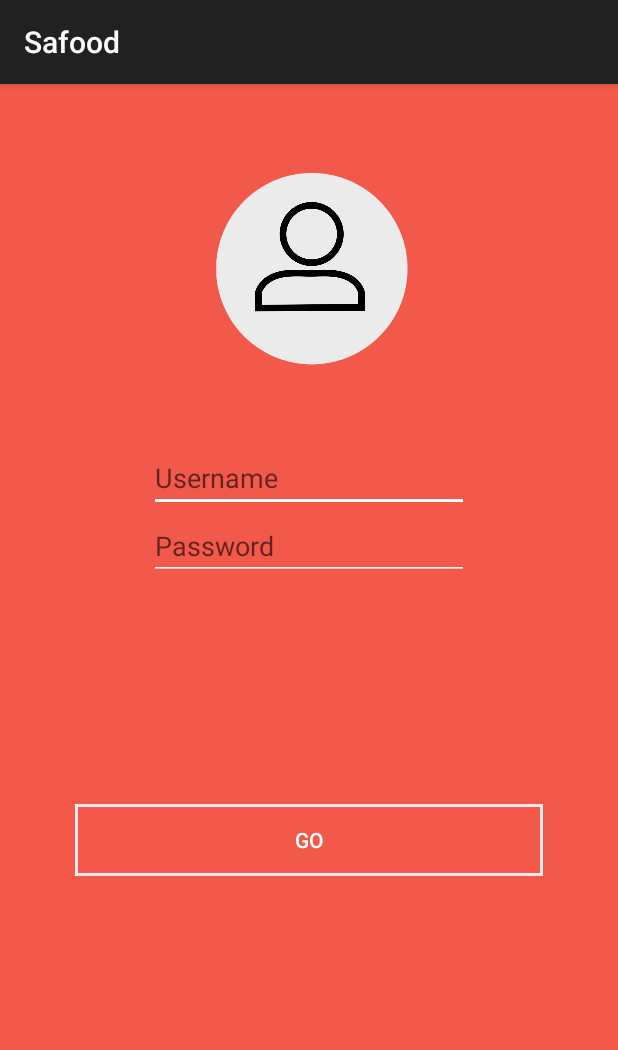
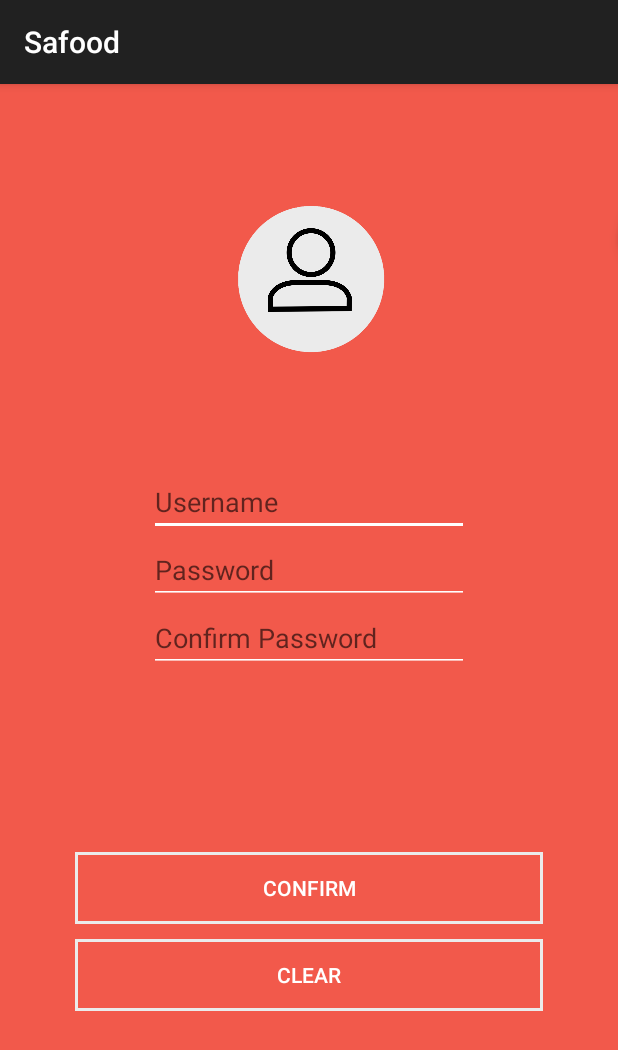
Before and after one commit to zzpudding/Safood, an Android app: the SignUpActivity screen opened directly, with no data from a screen before it, on a phone screen of 412 x 824 dp. Shown: the top 1050 px of the screen. Run offline under Robolectric (Android 15) with nearby library versions, the phone set to English and light mode, and no system bars; our stand-ins replace Firebase (no records; nobody signed in at launch, a user with empty details on screens opened directly).

Commit message:
MODIFIED: SignUp

```diff
--- a/app/src/main/java/com/example/zhangyujia/asd/SignUpActivity.java
+++ b/app/src/main/java/com/example/zhangyujia/asd/SignUpActivity.java
@@ -18,8 +18,10 @@ public class SignUpActivity extends AppCompatActivity{
     private FirebaseAuth mAuth;
 
     private EditText username;
-    private EditText password;
-    private Button signup;
+    private EditText password1;
+    private EditText password2;
+    private Button signUpConfirm;
+    private Button signUpClear;
 
 
 
@@ -29,14 +31,18 @@ public class SignUpActivity extends AppCompatActivity{
         setContentView(R.layout.activity_sign_up);
 
         username = findViewById(R.id.etUsername);
-        password = findViewById(R.id.etPassword);
-        signup = findViewById(R.id.signUp_btn);
+        password1 = findViewById(R.id.etPassword1);
+        password2 = findViewById(R.id.etPassword2);
+        signUpConfirm = findViewById(R.id.signUpConfirm_btn);
+        signUpClear = findViewById(R.id.signUpClear_btn);
         mAuth = FirebaseAuth.getInstance();
 
-        signup.setOnClickListener(new View.OnClickListener() {
+        signUpConfirm.setOnClickListener(new View.OnClickListener() {
             @Override
             public void onClick(View view) {
-                mAuth.createUserWithEmailAndPassword(username.getText().toString(), password.getText().toString())
+
+                if (password1.getText().toString().equals(password2.getText().toString())) {
+                    mAuth.createUserWithEmailAndPassword(username.getText().toString(), password1.getText().toString())
                             .addOnCompleteListener(new OnCompleteListener<AuthResult>() {
                                 @Override
                                 public void onComplete(@NonNull Task<AuthResult> task) {
@@ -45,13 +51,28 @@ public class SignUpActivity extends AppCompatActivity{
                                         Toast.makeText(SignUpActivity.this, "REGISTERED SUCCESSFULLY!", Toast.LENGTH_LONG).show();
 
                                         username.setText("");
-                            password.setText("");
+                                        password1.setText("");
+                                        password2.setText("");
                                     } else {
                                         Toast.makeText(SignUpActivity.this, task.getException().getMessage(), Toast.LENGTH_LONG).show();
                                     }
                                 }
                             });
+                } else {
+                    Toast.makeText(SignUpActivity.this, "PASSWORD MISMATCH", Toast.LENGTH_LONG).show();
+                }
             }
         });
+
+        signUpClear.setOnClickListener(new View.OnClickListener() {
+            @Override
+            public void onClick(View view) {
+
+                username.setText("");
+                password1.setText("");
+                password2.setText("");
+            }
+        });
+
     }
 }
--- a/app/src/main/res/layout/activity_sign_up.xml
+++ b/app/src/main/res/layout/activity_sign_up.xml
@@ -6,8 +6,7 @@
     android:layout_height="match_parent"
     tools:context=".SignUpActivity">
 
-
-    <LinearLayout xmlns:android="http://schemas.android.com/apk/res/android"
+    <LinearLayout
         android:id="@+id/linearLayout"
         android:layout_width="0dp"
         android:layout_height="0dp"
@@ -20,10 +19,11 @@
         app:layout_constraintTop_toTopOf="parent"
         app:layout_constraintVertical_bias="1.0">
 
+
         <LinearLayout
             android:layout_width="match_parent"
             android:layout_height="0dp"
-            android:layout_weight="2.5"
+            android:layout_weight="1.5"
             android:background="@color/colorTheme"
             android:orientation="vertical">
 
@@ -38,7 +38,7 @@
             <LinearLayout
                 android:layout_width="match_parent"
                 android:layout_height="0dp"
-                android:layout_weight="6"
+                android:layout_weight="3"
                 android:background="@color/colorTheme"
                 android:orientation="horizontal">
 
@@ -48,6 +48,14 @@
                     android:layout_height="wrap_content"
                     android:contentDescription="@null"
                     android:src="@drawable/defaultprofile" />
+
+                <android.support.design.widget.FloatingActionButton
+                    android:id="@+id/floatingActionButton"
+                    android:layout_width="0dp"
+                    android:layout_height="wrap_content"
+                    android:layout_weight="1"
+                    android:clickable="true"
+                    app:srcCompat="@drawable/defaultprofile" />
             </LinearLayout>
 
             <LinearLayout
@@ -58,14 +66,14 @@
                 android:orientation="horizontal">
             </LinearLayout>
 
+        </LinearLayout>
 
-        </LinearLayout>
 
         <LinearLayout
             android:layout_width="match_parent"
             android:layout_height="0dp"
             android:layout_gravity="center"
-            android:layout_weight="2.5"
+            android:layout_weight="1.5"
             android:background="@color/colorTheme"
             android:orientation="vertical">
 
@@ -74,23 +82,33 @@
                     android:layout_width="wrap_content"
                     android:layout_height="wrap_content"
                     android:layout_gravity="center"
+                    android:backgroundTint="@color/colorWhite"
                     android:ems="10"
-                    android:backgroundTint="@color/colorWhite"
                     android:hint="@string/usr_text"
                     android:textColor="@color/colorWhite"/>
 
             <EditText
-                    android:id="@+id/etPassword"
+                    android:id="@+id/etPassword1"
+                    android:layout_width="wrap_content"
                     android:layout_height="wrap_content"
                     android:layout_gravity="center"
+                    android:backgroundTint="@color/colorWhite"
                     android:ems="10"
-                    android:backgroundTint="@color/colorWhite"
                     android:hint="@string/pwd_text"
                     android:inputType="textPassword"
-                    android:textColor="@color/colorWhite" android:layout_width="wrap_content"/>
+                    android:textColor="@color/colorWhite"/>
 
+            <EditText
+                    android:id="@+id/etPassword2"
+                    android:layout_width="wrap_content"
+                    android:layout_height="wrap_content"
+                    android:layout_gravity="center"
+                    android:backgroundTint="@color/colorWhite"
+                    android:ems="10"
+                    android:hint="@string/pwd_confirm_text"
+                    android:inputType="textPassword"
+                    android:textColor="@color/colorWhite"/>
         </LinearLayout>
-
 
         <LinearLayout
             android:layout_width="match_parent"
@@ -100,7 +118,7 @@
             android:orientation="vertical">
 
             <Button
-                    android:id="@+id/signUp_btn"
+                android:id="@+id/signUpConfirm_btn"
                 android:layout_width="match_parent"
                 android:layout_height="wrap_content"
                 android:layout_gravity="center"
@@ -108,17 +126,24 @@
                 android:layout_marginLeft="50dp"
                 android:layout_marginRight="50dp"
                 android:background="@drawable/button_border"
-                    android:text="@string/GO_btn_text"
-                    android:textColor="@color/colorWhite"/>
+                android:text="@string/Confirm_btn_text"
+                android:textColor="@color/colorWhite" />
+
+            <Button
+                android:id="@+id/signUpClear_btn"
+                android:layout_width="match_parent"
+                android:layout_height="wrap_content"
+                android:layout_gravity="center"
+                android:layout_marginBottom="10dp"
+                android:layout_marginLeft="50dp"
+                android:layout_marginRight="50dp"
+                android:background="@drawable/button_border"
+                android:text="@string/Clear_btn_text"
+                android:textColor="@color/colorWhite" />
+
         </LinearLayout>
 
-        <LinearLayout
-            android:layout_width="match_parent"
-            android:layout_height="0dp"
-            android:layout_weight="1.5"
-            android:background="@color/colorTheme"
-            android:orientation="vertical">
+
     </LinearLayout>
 
-    </LinearLayout>
 </android.support.constraint.ConstraintLayout>
--- a/app/src/main/res/values/strings.xml
+++ b/app/src/main/res/values/strings.xml
@@ -2,7 +2,11 @@
     <string name="app_name">Safood</string>
     <string name="signIn_btn_text">Sign In</string>
     <string name="signUp_btn_text">Sign Up</string>
+    <string name="Confirm_btn_text">Confirm</string>
+    <string name="Clear_btn_text">Clear</string>
     <string name="GO_btn_text">GO</string>
     <string name="usr_text">Username</string>
     <string name="pwd_text">Password</string>
+    <string name="pwd_confirm_text">Confirm Password</string>
+
 </resources>
```
Lines whose indentation alone changed are shown as unchanged.
